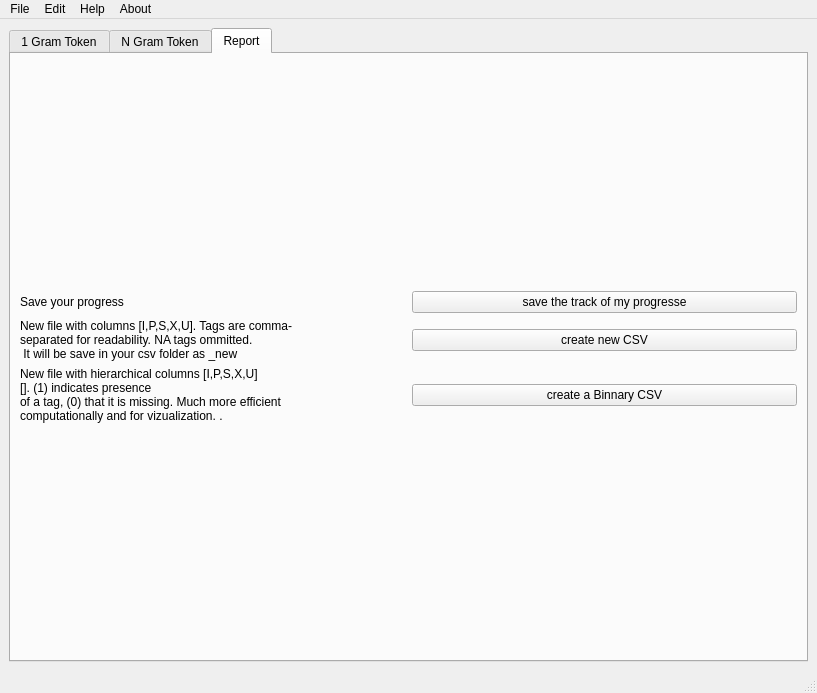
First picture: the form in app/taggingUI/taggingUI.ui, repository usnistgov/nestor, before the edit.
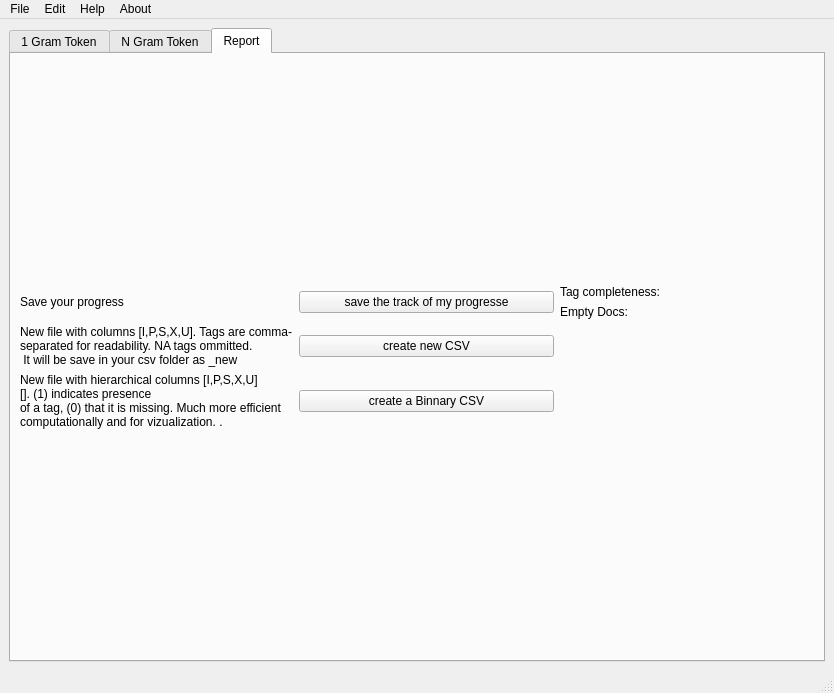
Second picture: the form after the edit.

Commit message: Add the label text tag completness and empty docs

```diff
--- a/app/taggingUI/taggingUI.ui
+++ b/app/taggingUI/taggingUI.ui
@@ -6,7 +6,7 @@
    <rect>
     <x>0</x>
     <y>0</y>
-    <width>817</width>
+    <width>834</width>
     <height>693</height>
    </rect>
   </property>
@@ -577,7 +577,7 @@
            <layout class="QGridLayout" name="gridLayout_report_general">
             <item row="0" column="0">
              <layout class="QGridLayout" name="gridLayout_report_action">
-              <item row="1" column="0">
+              <item row="2" column="0">
                <widget class="QLabel" name="label_report_saveNewCsv">
                 <property name="text">
                  <string>New file with columns [I,P,S,X,U]. Tags are comma-
@@ -593,21 +593,7 @@
                 </property>
                </widget>
               </item>
-              <item row="0" column="1">
-               <widget class="QPushButton" name="pushButton_report_saveTrack">
-                <property name="text">
-                 <string>save the track of my progresse</string>
-                </property>
-               </widget>
-              </item>
-              <item row="1" column="1">
-               <widget class="QPushButton" name="pushButton_report_saveNewCsv">
-                <property name="text">
-                 <string>create new CSV</string>
-                </property>
-               </widget>
-              </item>
-              <item row="2" column="0">
+              <item row="3" column="0">
                <widget class="QLabel" name="label_report_saveBinnary">
                 <property name="text">
                  <string>New file with hierarchical columns [I,P,S,X,U]
@@ -617,13 +603,45 @@
                 </property>
                </widget>
               </item>
-              <item row="2" column="1">
+              <item row="0" column="1">
+               <widget class="QPushButton" name="pushButton_report_saveTrack">
+                <property name="text">
+                 <string>save the track of my progresse</string>
+                </property>
+               </widget>
+              </item>
+              <item row="0" column="2">
+               <layout class="QGridLayout" name="gridLayout_report_docsInfo">
+                <item row="1" column="0">
+                 <widget class="QLabel" name="label_report_tagCompleteness">
+                  <property name="text">
+                   <string>Tag completeness:</string>
+                  </property>
+                 </widget>
+                </item>
+                <item row="2" column="0">
+                 <widget class="QLabel" name="label_report_emptyDocs">
+                  <property name="text">
+                   <string>Empty Docs:</string>
+                  </property>
+                 </widget>
+                </item>
+               </layout>
+              </item>
+              <item row="3" column="1">
                <widget class="QPushButton" name="pushButton_report_saveBinnaryCsv">
                 <property name="text">
                  <string>create a Binnary CSV</string>
                 </property>
                </widget>
               </item>
+              <item row="2" column="1">
+               <widget class="QPushButton" name="pushButton_report_saveNewCsv">
+                <property name="text">
+                 <string>create new CSV</string>
+                </property>
+               </widget>
+              </item>
              </layout>
             </item>
            </layout>
@@ -644,7 +662,7 @@
     <rect>
      <x>0</x>
      <y>0</y>
-     <width>817</width>
+     <width>834</width>
      <height>22</height>
     </rect>
    </property>
```
The commit also changes 1 other file.
